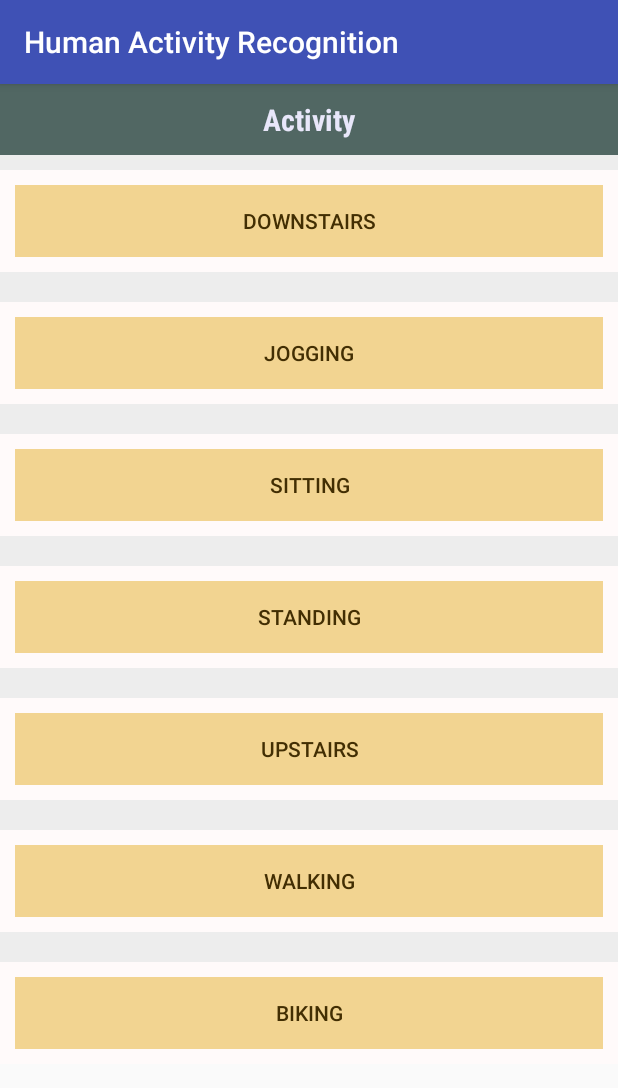
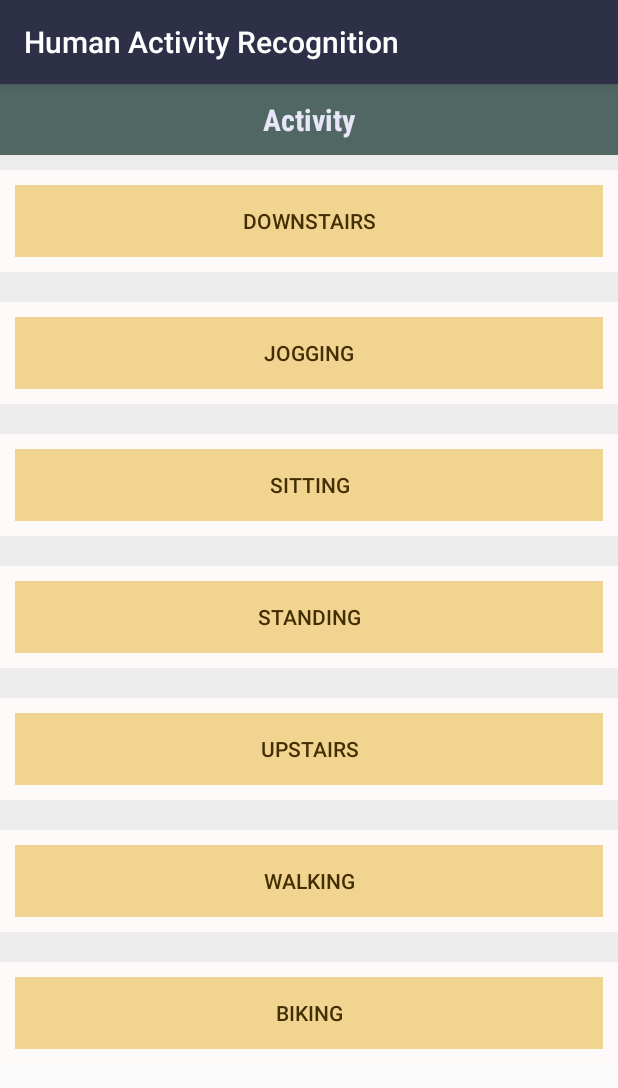
Before and after one commit to aditi17goel/ActivityRecognition, an Android app: the screen it shows after launch (MainActivity), on a phone screen of 412 x 824 dp. Shown: the top 1088 px of the screen. Run offline under Robolectric (Android 15) with nearby library versions, the phone set to English and light mode, and no system bars; libraries missing offline, so code that uses them is left out: org.tensorflow.contrib; 2 statements that could not run were skipped.

Commit message:
title bar

```diff
--- a/HAR-Android-App/app/src/main/java/aditi/sensor_based_har/MainActivity.java
+++ b/HAR-Android-App/app/src/main/java/aditi/sensor_based_har/MainActivity.java
@@ -4,6 +4,7 @@ import android.content.Context;
 import android.content.Intent;
 import android.content.SharedPreferences;
 import android.graphics.Color;
+import android.graphics.drawable.ColorDrawable;
 import android.hardware.Sensor;
 import android.hardware.SensorEvent;
 import android.hardware.SensorEventListener;
@@ -16,6 +17,7 @@ import android.view.View;
 import android.widget.Button;
 import android.widget.TableRow;
 import android.widget.TextView;
+import android.support.v7.app.ActionBar;
 
 import java.math.BigDecimal;
 import java.util.ArrayList;
@@ -90,6 +92,15 @@ public class MainActivity extends AppCompatActivity implements SensorEventListen
     protected void onCreate(Bundle savedInstanceState) {
         super.onCreate(savedInstanceState);
         setContentView(R.layout.activity_main);
+        // Define ActionBar object
+        ActionBar actionBar;
+        actionBar = getSupportActionBar();
+
+        ColorDrawable colorDrawable
+                = new ColorDrawable(Color.parseColor("#2D3047"));
+
+        // Set BackgroundDrawable
+        actionBar.setBackgroundDrawable(colorDrawable);
         button = (Button) findViewById(R.id.but_bike);
         button.setOnClickListener( new View.OnClickListener(){
             @Override
```
